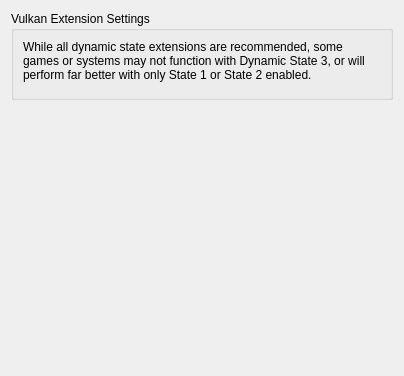
Above: src/yuzu/configuration/configure_graphics_extensions.ui from rorrim-rorrim/eden-alt before the change. Below: the same form after it.
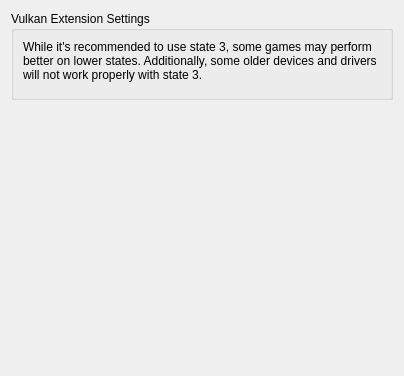
That is the form after the change.

Commit message: switch dynamic state to a slider

Diff of the .ui file:
```diff
--- a/src/yuzu/configuration/configure_graphics_extensions.ui
+++ b/src/yuzu/configuration/configure_graphics_extensions.ui
@@ -28,7 +28,7 @@
         <item>
          <widget class="QLabel" name="label">
           <property name="text">
-           <string>While all dynamic state extensions are recommended, some games or systems may not function with Dynamic State 3, or will perform far better with only State 1 or State 2 enabled.</string>
+           <string>While it's recommended to use state 3, some games may perform better on lower states. Additionally, some older devices and drivers will not work properly with state 3.</string>
           </property>
           <property name="wordWrap">
            <bool>true</bool>
```
The commit also changes 4 other files.
